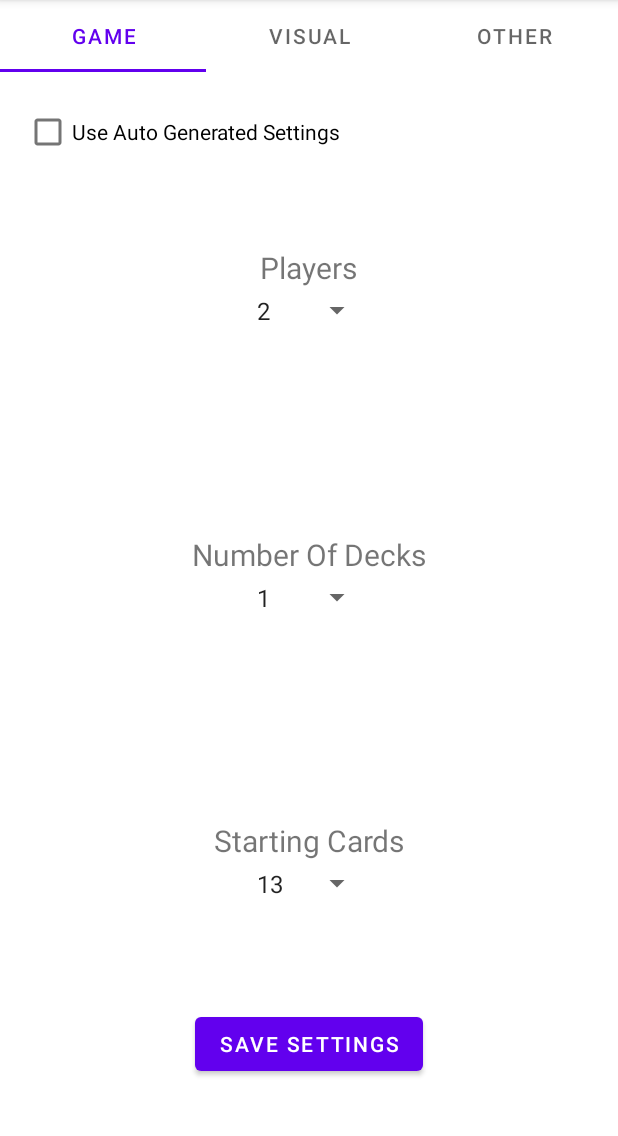
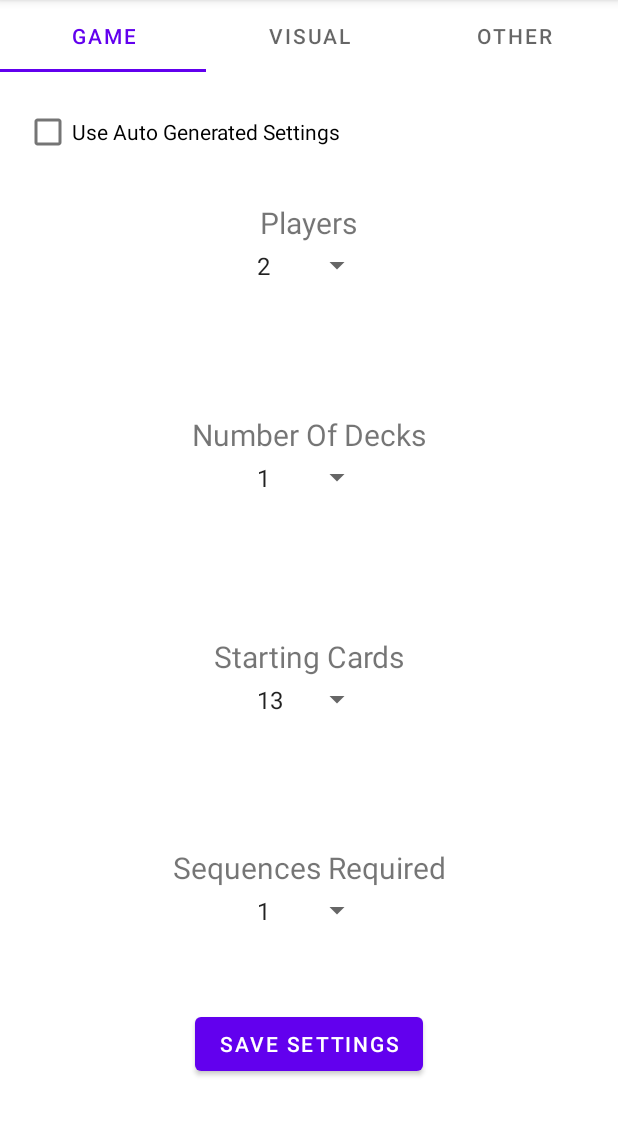
Before and after one commit to omzz15/German-Japan, an Android app: the SettingsActivity screen opened directly, with no data from a screen before it, on a phone screen of 412 x 824 dp, the part 84-1220 px from its top. Run offline under Robolectric (Android 15) with nearby library versions, the phone set to English and light mode, and no system bars; 5 statements that could not run were skipped.

Commit message:
worked in making a better view manager to handle UI

```diff
--- a/Client/G_and_J/app/src/main/java/com/example/german_japan/activity/NewGameActivity.java
+++ b/Client/G_and_J/app/src/main/java/com/example/german_japan/activity/NewGameActivity.java
@@ -30,7 +30,7 @@ public class NewGameActivity extends AppCompatActivity {
     protected void onCreate(Bundle savedInstanceState) {
         super.onCreate(savedInstanceState);
         setContentView(R.layout.new_game);
-        ViewManager.SpinnerManager.GameSettings.ActivationSequence(this, client);
+        ViewManager.GameSettings.SpinnerManager.ActivationSequence(this, client);
     }
 
 
@@ -38,7 +38,7 @@ public class NewGameActivity extends AppCompatActivity {
     public void onCreateGamePressed(View view)
     {
         GameSettings gs = new GameSettings();
-        Object[] vals = ViewManager.SpinnerManager.getGroupValues(ViewManager.SpinnerManager.GameSettings.get());
+        Object[] vals = ViewManager.SpinnerManager.getGroupValues(ViewManager.GameSettings.SpinnerManager.get());
         gs.setPlayers((Integer) vals[0]);
         gs.setDeckCount((Integer) vals[1]);
         gs.setStartingCards((Integer) vals[2]);
--- a/Client/G_and_J/app/src/main/java/com/example/german_japan/activity/SettingsActivity.java
+++ b/Client/G_and_J/app/src/main/java/com/example/german_japan/activity/SettingsActivity.java
@@ -2,6 +2,7 @@ package com.example.german_japan.activity;
 
 import android.os.Bundle;
 import android.view.View;
+import android.widget.CheckBox;
 
 import androidx.appcompat.app.AppCompatActivity;
 import androidx.constraintlayout.widget.Group;
@@ -9,16 +10,19 @@ import androidx.constraintlayout.widget.Group;
 import com.example.german_japan.R;
 import com.example.german_japan.model.AppModels;
 import com.example.german_japan.model.Client;
-import com.example.german_japan.model.GameSettings;
 import com.example.german_japan.util.ViewManager;
 import com.google.android.material.tabs.TabLayout;
 
 public class SettingsActivity extends AppCompatActivity {
 
     TabLayout settingTypeSelector;
+
     Group gameSettingsGroup;
     Group visualSettingsGroup;
     Group otherSettingsGroup;
+    Group nonAutoSettingGroup;
+
+    CheckBox autoGenSettingsCheckBox;
 
     Client client = AppModels.getClient(this);
 
@@ -29,10 +33,7 @@ public class SettingsActivity extends AppCompatActivity {
         setAllViews();
         settingTypeSelector.addOnTabSelectedListener(new TabLayout.OnTabSelectedListener() {
             @Override
-            public void onTabSelected(TabLayout.Tab tab) {
-                settingTypeChanged(tab);
-            }
-
+            public void onTabSelected(TabLayout.Tab tab) { settingTypeChanged(tab); }
             @Override
             public void onTabUnselected(TabLayout.Tab tab) { }
             @Override
@@ -45,18 +46,21 @@ public class SettingsActivity extends AppCompatActivity {
         if(tab.getPosition() == 0)
         {
             setGroupVisibility(gameSettingsGroup, View.VISIBLE);
+            setGroupVisibility(nonAutoSettingGroup, View.VISIBLE);
             setGroupVisibility(visualSettingsGroup, View.INVISIBLE);
             setGroupVisibility(otherSettingsGroup, View.INVISIBLE);
         }
         if(tab.getPosition() == 1)
         {
             setGroupVisibility(gameSettingsGroup, View.INVISIBLE);
+            setGroupVisibility(nonAutoSettingGroup, View.INVISIBLE);
             setGroupVisibility(visualSettingsGroup, View.VISIBLE);
             setGroupVisibility(otherSettingsGroup, View.INVISIBLE);
         }
         if(tab.getPosition() == 2)
         {
             setGroupVisibility(gameSettingsGroup, View.INVISIBLE);
+            setGroupVisibility(nonAutoSettingGroup, View.INVISIBLE);
             setGroupVisibility(visualSettingsGroup, View.INVISIBLE);
             setGroupVisibility(otherSettingsGroup, View.VISIBLE);
         }
@@ -68,18 +72,36 @@ public class SettingsActivity extends AppCompatActivity {
         group.setVisibility(visibility);
     }
 
+
     private void setAllViews()
     {
         settingTypeSelector = findViewById(R.id.SettingTabs);
+        autoGenSettingsCheckBox = findViewById(R.id.AutoGenSettingsCheckBox);
+
         gameSettingsGroup = findViewById(R.id.GameSettingsGroup);
         visualSettingsGroup = findViewById(R.id.VisualSettingGroup);
         otherSettingsGroup = findViewById(R.id.OtherSettingGroup);
+        nonAutoSettingGroup = findViewById(R.id.NonAutoGameSettingsGroup);
 
-        ViewManager.SpinnerManager.GameSettings.ActivationSequence(this, client);
+        ViewManager.GameSettings.SpinnerManager.ActivationSequence(this, client);
     }
 
-    public void onTest(View view)
+    public void onSaveSettingsClicked(View view)
     {
-        System.out.println("test");
+        Object[] vals = ViewManager.SpinnerManager.getGroupValues(ViewManager.GameSettings.SpinnerManager.get());
+
+        client.getGameSettings().setPlayers((int)vals[0]);
+        client.getGameSettings().setDeckCount((int)vals[1]);
+        client.getGameSettings().setStartingCards((int)vals[2]);
+        client.getGameSettings().setSequencesRequired((int)vals[3]);
+
+        AppModels.setClient(this, client);
+    }
+
+    public void onAutoGenSettingsChanged(View view)
+    {
+        System.out.println("hi");
+        if(autoGenSettingsCheckBox.isChecked())setGroupVisibility(nonAutoSettingGroup, View.INVISIBLE);
+        else setGroupVisibility(nonAutoSettingGroup, View.VISIBLE);
     }
 }
--- a/Client/G_and_J/app/src/main/java/com/example/german_japan/util/ViewManager.java
+++ b/Client/G_and_J/app/src/main/java/com/example/german_japan/util/ViewManager.java
@@ -13,6 +13,8 @@ import java.util.ArrayList;
 import java.util.Collections;
 
 public class ViewManager {
+    public static class GroupManager{}
+
     public static class SpinnerManager{
         ////////////////////
         //get group values//
@@ -66,41 +68,42 @@ public class ViewManager {
             }
             return 0;
         }
+    }
 
+    public static class GameSettings {
+        public static class SpinnerManager extends ViewManager.SpinnerManager {
+            private static Spinner[] spinners = new Spinner[4];
 
-        public static class GameSettings {
-            private static Spinner[] gameSettingSpinners =  new Spinner[3];
-
-            public static void set(AppCompatActivity appCompatActivity)
-            {
-                gameSettingSpinners[0] = (appCompatActivity.findViewById(R.id.PlayersInput));
-                gameSettingSpinners[1] = (appCompatActivity.findViewById(R.id.NumOfDecksInput));
-                gameSettingSpinners[2] = (appCompatActivity.findViewById(R.id.StartingCardsInput));
+            public static void set(AppCompatActivity appCompatActivity) {
+                spinners[0] = (appCompatActivity.findViewById(R.id.PlayersInput));
+                spinners[1] = (appCompatActivity.findViewById(R.id.NumOfDecksInput));
+                spinners[2] = (appCompatActivity.findViewById(R.id.StartingCardsInput));
+                spinners[3] = appCompatActivity.findViewById(R.id.SequencesRequiredInput);
             }
 
             public static void set(Spinner[] gameSettingSpinners) {
-                GameSettings.gameSettingSpinners = gameSettingSpinners;
+                SpinnerManager.spinners = gameSettingSpinners;
             }
 
             public static Spinner[] get() {
-                return gameSettingSpinners;
+                return spinners;
             }
 
-            public static void setValues(AppCompatActivity appCompatActivity)
-            {
-                SpinnerManager.setValues(gameSettingSpinners[0], appCompatActivity,2, 8, 2, new Integer[]{3});
-                SpinnerManager.setValues(gameSettingSpinners[1], appCompatActivity,1, 4, 1, null);
-                SpinnerManager.setValues(gameSettingSpinners[2], appCompatActivity,13, 17, 2, null);
-            }
-            public static void setCurrentPos(Client client)
-            {
-                setCurrentValue(gameSettingSpinners[0], client.getGameSettings().getPlayers());
-                setCurrentValue(gameSettingSpinners[1], client.getGameSettings().getDeckCount());
-                setCurrentValue(gameSettingSpinners[2], client.getGameSettings().getStartingCards());
+            public static void setValues(AppCompatActivity appCompatActivity) {
+                SpinnerManager.setValues(spinners[0], appCompatActivity, 2, 8, 2, new Integer[]{3});
+                SpinnerManager.setValues(spinners[1], appCompatActivity, 1, 4, 1, null);
+                SpinnerManager.setValues(spinners[2], appCompatActivity, 13, 17, 2, null);
+                SpinnerManager.setValues(spinners[3], appCompatActivity, 1, 5, 1, null);
             }
 
-            public static void ActivationSequence(AppCompatActivity appCompatActivity, Client client)
-            {
+            public static void setCurrentPos(Client client) {
+                setCurrentValue(spinners[0], client.getGameSettings().getPlayers());
+                setCurrentValue(spinners[1], client.getGameSettings().getDeckCount());
+                setCurrentValue(spinners[2], client.getGameSettings().getStartingCards());
+                setCurrentValue(spinners[3], client.getGameSettings().getSequencesRequired());
+            }
+
+            public static void ActivationSequence(AppCompatActivity appCompatActivity, Client client) {
                 set(appCompatActivity);
                 setValues(appCompatActivity);
                 setCurrentPos(client);
--- a/Client/G_and_J/app/src/main/res/layout/register.xml
+++ b/Client/G_and_J/app/src/main/res/layout/register.xml
@@ -12,6 +12,7 @@
         android:layout_height="wrap_content"
         android:ems="10"
         android:inputType="textPersonName"
+        android:onClick="onTextBoxSelected"
         app:layout_constraintBottom_toTopOf="@+id/submit"
         app:layout_constraintEnd_toEndOf="parent"
         app:layout_constraintStart_toStartOf="parent" />
--- a/Client/G_and_J/app/src/main/res/layout/settings.xml
+++ b/Client/G_and_J/app/src/main/res/layout/settings.xml
@@ -35,16 +35,39 @@
         android:layout_width="wrap_content"
         android:layout_height="wrap_content"
         android:visibility="visible"
-        app:constraint_referenced_ids="NonAutoGenGameSettings, AutoGenSettings"
+        app:constraint_referenced_ids="AutoGenSettingsCheckBox,PlayersInput,PlayersText"
         app:layout_constraintStart_toStartOf="parent"
         app:layout_constraintTop_toTopOf="parent" />
 
+        <CheckBox
+            android:id="@+id/AutoGenSettingsCheckBox"
+            android:layout_width="wrap_content"
+            android:layout_height="wrap_content"
+            android:layout_marginStart="16dp"
+            android:layout_marginTop="16dp"
+            android:bufferType="normal"
+            android:onClick="onAutoGenSettingsChanged"
+            android:text="@string/AutoGenSettings"
+            app:layout_constraintStart_toStartOf="parent"
+            app:layout_constraintTop_toBottomOf="@+id/SettingTabs" />
+
+        <Button
+            android:id="@+id/SaveGameSettings"
+            android:layout_width="wrap_content"
+            android:layout_height="wrap_content"
+            android:layout_marginBottom="48dp"
+            android:onClick="onSaveSettingsClicked"
+            android:text="@string/SaveSettings"
+            app:layout_constraintBottom_toBottomOf="parent"
+            app:layout_constraintEnd_toEndOf="parent"
+            app:layout_constraintStart_toStartOf="parent" />
+
     <androidx.constraintlayout.widget.Group
-        android:id="@+id/NonAutoGenGameSettings"
+        android:id="@+id/NonAutoGameSettingsGroup"
         android:layout_width="wrap_content"
         android:layout_height="wrap_content"
         android:visibility="visible"
-        app:constraint_referenced_ids="PlayersText, NumberOfDecksText, StartingCardsText, PlayersInput, NumOfDecksInput, StartingCardsInput"
+        app:constraint_referenced_ids="NumberOfDecksText,StartingCardsText,SequencesRequiredText,NumOfDecksInput,StartingCardsInput,SequencesRequiredInput"
         app:layout_constraintStart_toStartOf="parent"
         app:layout_constraintTop_toTopOf="parent" />
 
@@ -79,33 +102,54 @@
                 app:layout_constraintEnd_toEndOf="@+id/StartingCardsInput"
                 app:layout_constraintStart_toStartOf="@+id/StartingCardsInput" />
 
+            <TextView
+                android:id="@+id/SequencesRequiredText"
+                android:layout_width="wrap_content"
+                android:layout_height="wrap_content"
+                android:text="@string/SequencesRequired"
+                android:textSize="20sp"
+                app:layout_constraintBottom_toTopOf="@+id/SequencesRequiredInput"
+                app:layout_constraintEnd_toEndOf="@+id/SequencesRequiredInput"
+                app:layout_constraintStart_toStartOf="@+id/SequencesRequiredInput" />
+
             <Spinner
                 android:id="@+id/PlayersInput"
                 android:layout_width="85dp"
                 android:layout_height="30dp"
-                android:layout_marginTop="144dp"
+                android:layout_marginTop="50dp"
                 app:layout_constraintEnd_toEndOf="parent"
                 app:layout_constraintStart_toStartOf="parent"
-                app:layout_constraintTop_toBottomOf="@+id/SettingTabs" />
+                app:layout_constraintTop_toBottomOf="@+id/AutoGenSettingsCheckBox" />
 
             <Spinner
                 android:id="@+id/NumOfDecksInput"
                 android:layout_width="85dp"
                 android:layout_height="30dp"
-                app:layout_constraintBottom_toBottomOf="@+id/StartingCardsText"
+                app:layout_constraintBottom_toBottomOf="@+id/SequencesRequiredText"
                 app:layout_constraintEnd_toEndOf="parent"
                 app:layout_constraintStart_toStartOf="parent"
-                app:layout_constraintTop_toBottomOf="@+id/PlayersInput" />
+                app:layout_constraintTop_toBottomOf="@+id/PlayersInput"
+                app:layout_constraintVertical_bias="0.3" />
+
 
             <Spinner
                 android:id="@+id/StartingCardsInput"
                 android:layout_width="85dp"
                 android:layout_height="30dp"
-                android:layout_marginBottom="68dp"
+                app:layout_constraintBottom_toTopOf="@+id/SequencesRequiredInput"
+                app:layout_constraintEnd_toEndOf="parent"
+                app:layout_constraintStart_toStartOf="parent"
+                app:layout_constraintTop_toBottomOf="@+id/PlayersInput"
+                app:layout_constraintVertical_bias="0.7" />
+
+            <Spinner
+                android:id="@+id/SequencesRequiredInput"
+                android:layout_width="85dp"
+                android:layout_height="30dp"
+                android:layout_marginBottom="50dp"
                 app:layout_constraintBottom_toTopOf="@+id/SaveGameSettings"
                 app:layout_constraintEnd_toEndOf="parent"
                 app:layout_constraintStart_toStartOf="parent" />
-
 
     <androidx.constraintlayout.widget.Group
         android:id="@+id/VisualSettingGroup"
@@ -122,28 +166,4 @@
         app:constraint_referenced_ids="" />
 
 
-    <Button
-        android:id="@+id/SaveGameSettings"
-        android:layout_width="wrap_content"
-        android:layout_height="wrap_content"
-        android:layout_marginBottom="48dp"
-        android:text="@string/SaveSettings"
-        app:layout_constraintBottom_toBottomOf="parent"
-        app:layout_constraintEnd_toEndOf="parent"
-
-        app:layout_constraintStart_toStartOf="parent" />
-
-    <CheckBox
-        android:id="@+id/AutoGenSettings"
-        android:layout_width="wrap_content"
-        android:layout_height="wrap_content"
-        android:layout_marginStart="16dp"
-        android:layout_marginTop="16dp"
-        android:bufferType="normal"
-        android:onClick="onTest"
-        android:text="@string/AutoGenSettings"
-        app:layout_constraintStart_toStartOf="parent"
-        app:layout_constraintTop_toBottomOf="@+id/SettingTabs" />
-
-
 </androidx.constraintlayout.widget.ConstraintLayout>
--- a/Client/G_and_J/app/src/main/res/values/colors.xml
+++ b/Client/G_and_J/app/src/main/res/values/colors.xml
@@ -8,4 +8,5 @@
     <color name="black">#FF000000</color>
     <color name="white">#FFFFFFFF</color>
     <color name="Blue">#0000FF</color>
+    <color name="WrongRed">#FF0000</color>
 </resources>
--- a/Client/G_and_J/app/src/main/res/values/strings.xml
+++ b/Client/G_and_J/app/src/main/res/values/strings.xml
@@ -18,4 +18,5 @@
     <string name="Other">Other</string>
     <string name="AutoGenSettings">Use Auto Generated Settings</string>
     <string name="SaveSettings">Save Settings</string>
+    <string name="SequencesRequired">Sequences Required</string>
 </resources>
```
Also changed, not shown: Client/G_and_J/app/src/main/java/com/example/german_japan/activity/MainActivity.java (+5 -5 lines), Client/G_and_J/app/src/main/java/com/example/german_japan/activity/RegisterActivity.java (+28 -5 lines), Client/G_and_J/app/src/main/java/com/example/german_japan/model/GameSettings.java (+7 -6 lines), 1 other file.
